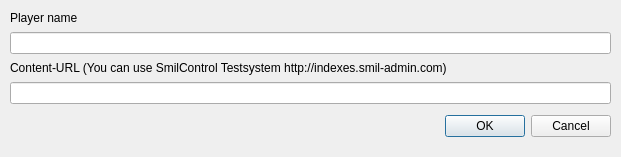
Before: the Qt Designer form src/player-common/configdialog.ui in sagiadinos/garlic-player, drawn with Qt 5.
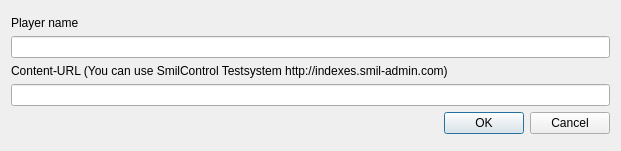
After: the same form once the commit is applied.

Commit message: a lot of bugfixes, dummy player analysis function and reporting started

The edit to the form file:
```diff
--- a/src/player-common/configdialog.ui
+++ b/src/player-common/configdialog.ui
@@ -7,24 +7,55 @@
     <x>0</x>
     <y>0</y>
     <width>621</width>
-    <height>157</height>
+    <height>151</height>
    </rect>
   </property>
   <property name="windowTitle">
    <string>Dialog</string>
   </property>
+  <layout class="QGridLayout" name="gridLayout">
+   <item row="0" column="0">
+    <layout class="QVBoxLayout" name="verticalLayout">
+     <property name="spacing">
+      <number>6</number>
+     </property>
+     <item>
+      <widget class="QLabel" name="labelPlayerName">
+       <property name="sizePolicy">
+        <sizepolicy hsizetype="Maximum" vsizetype="Maximum">
+         <horstretch>0</horstretch>
+         <verstretch>0</verstretch>
+        </sizepolicy>
+       </property>
+       <property name="text">
+        <string>&lt;html&gt;&lt;head/&gt;&lt;body&gt;&lt;p&gt;Player name&lt;/p&gt;&lt;/body&gt;&lt;/html&gt;</string>
+       </property>
+      </widget>
+     </item>
+     <item>
+      <widget class="QLineEdit" name="lineEditPlayerName"/>
+     </item>
+     <item>
+      <widget class="QLabel" name="labelContentUrl">
+       <property name="sizePolicy">
+        <sizepolicy hsizetype="Maximum" vsizetype="Maximum">
+         <horstretch>0</horstretch>
+         <verstretch>0</verstretch>
+        </sizepolicy>
+       </property>
+       <property name="text">
+        <string>&lt;html&gt;&lt;head/&gt;&lt;body&gt;&lt;p&gt;Content-URL (You can use SmilControl Testsystem http://indexes.smil-admin.com)&lt;/p&gt;&lt;/body&gt;&lt;/html&gt;</string>
+       </property>
+      </widget>
+     </item>
+     <item>
+      <widget class="QLineEdit" name="lineEditContentUrl"/>
+     </item>
+     <item>
   <widget class="QDialogButtonBox" name="buttonBox">
    <property name="enabled">
     <bool>true</bool>
    </property>
-   <property name="geometry">
-    <rect>
-     <x>270</x>
-     <y>110</y>
-     <width>341</width>
-     <height>32</height>
-    </rect>
-   </property>
    <property name="font">
     <font>
      <kerning>true</kerning>
@@ -37,53 +68,10 @@
     <set>QDialogButtonBox::Cancel|QDialogButtonBox::Ok</set>
    </property>
   </widget>
-  <widget class="QWidget" name="layoutWidget">
-   <property name="geometry">
-    <rect>
-     <x>10</x>
-     <y>10</y>
-     <width>601</width>
-     <height>95</height>
-    </rect>
-   </property>
-   <layout class="QVBoxLayout" name="verticalLayout">
-    <property name="spacing">
-     <number>6</number>
-    </property>
-    <item>
-     <widget class="QLabel" name="labelPlayerName">
-      <property name="sizePolicy">
-       <sizepolicy hsizetype="Maximum" vsizetype="Maximum">
-        <horstretch>0</horstretch>
-        <verstretch>0</verstretch>
-       </sizepolicy>
-      </property>
-      <property name="text">
-       <string>&lt;html&gt;&lt;head/&gt;&lt;body&gt;&lt;p&gt;Player name&lt;/p&gt;&lt;/body&gt;&lt;/html&gt;</string>
-      </property>
-     </widget>
-    </item>
-    <item>
-     <widget class="QLineEdit" name="lineEditPlayerName"/>
-    </item>
-    <item>
-     <widget class="QLabel" name="labelContentUrl">
-      <property name="sizePolicy">
-       <sizepolicy hsizetype="Maximum" vsizetype="Maximum">
-        <horstretch>0</horstretch>
-        <verstretch>0</verstretch>
-       </sizepolicy>
-      </property>
-      <property name="text">
-       <string>&lt;html&gt;&lt;head/&gt;&lt;body&gt;&lt;p&gt;Content-URL (You can use SmilControl Testsystem http://indexes.smil-admin.com)&lt;/p&gt;&lt;/body&gt;&lt;/html&gt;</string>
-      </property>
-     </widget>
-    </item>
-    <item>
-     <widget class="QLineEdit" name="lineEditContentUrl"/>
-    </item>
-   </layout>
-  </widget>
+     </item>
+    </layout>
+   </item>
+  </layout>
  </widget>
  <tabstops>
   <tabstop>lineEditPlayerName</tabstop>
```
Lines whose indentation alone changed are shown as unchanged. The commit also changes 168 other files.
